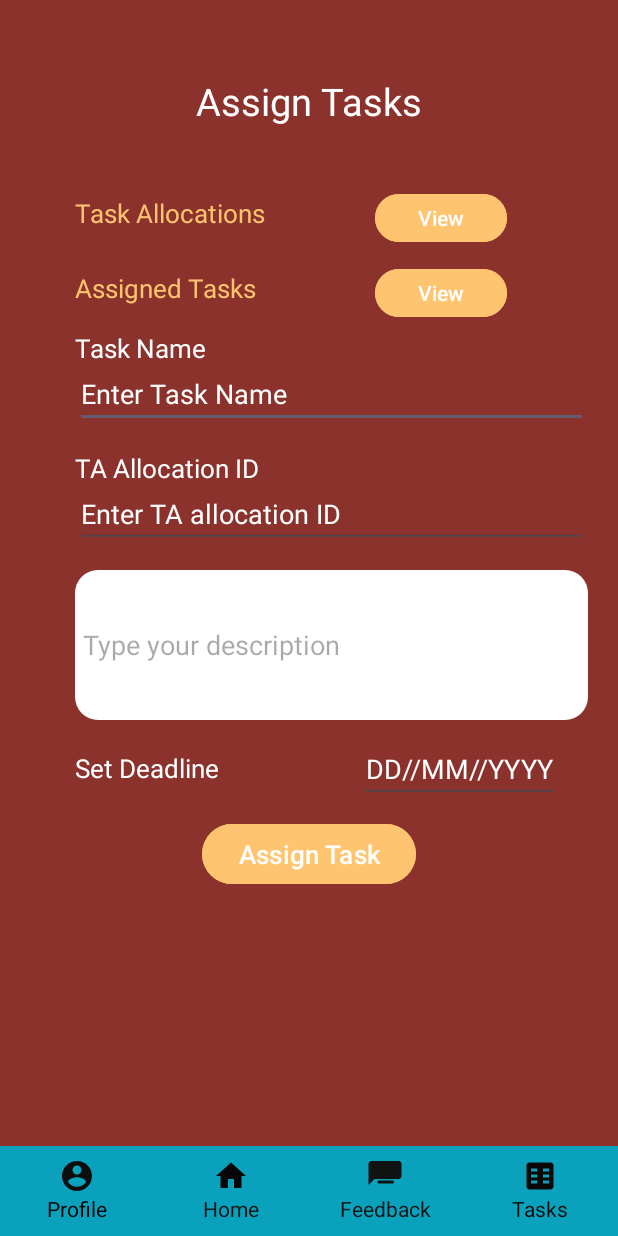
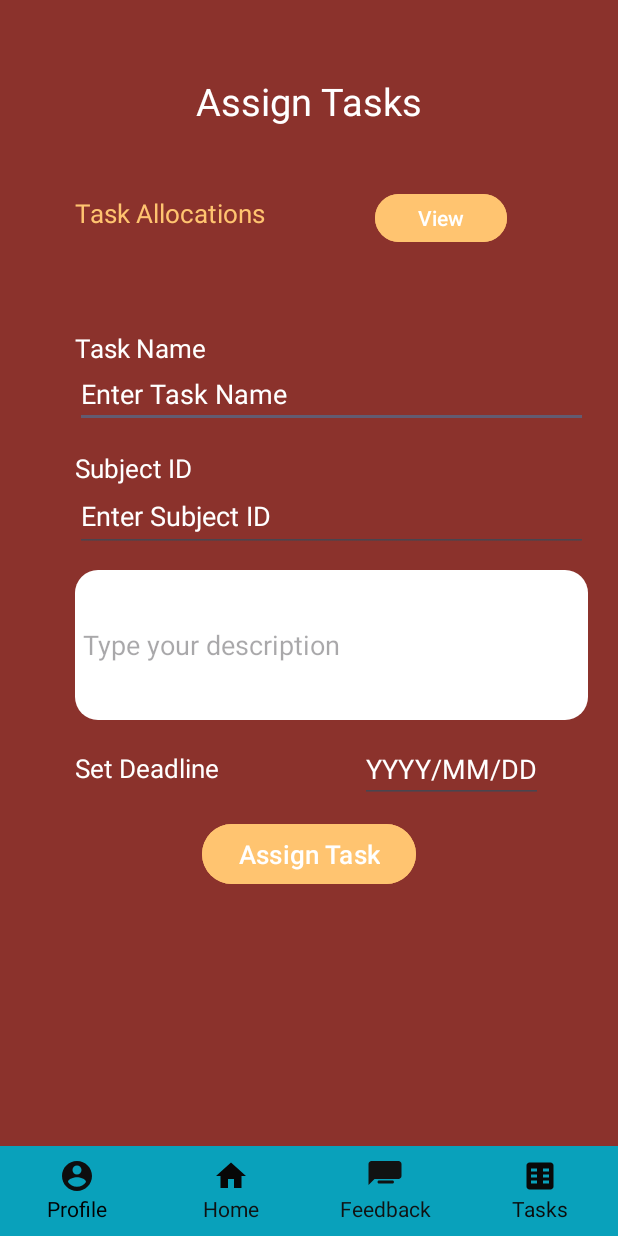
Before and after one commit to tallal02/TA-LDManagementSystem, an Android app: the AssignTasks screen opened directly, with no data from a screen before it, on a phone screen of 412 x 824 dp. Run offline under Robolectric (Android 15) with nearby library versions, the phone set to English and light mode, and no system bars; our stand-ins replace Volley; Roboto replaces fonts that are not available here.

Commit message:
ManageTA, AssignTasks, ViewTasks, Search Bar(Ahmad)

```diff
--- a/app/src/main/java/com/tallaleatazaz/ta_ldmanagementsystem/AssignTasks.kt
+++ b/app/src/main/java/com/tallaleatazaz/ta_ldmanagementsystem/AssignTasks.kt
@@ -1,20 +1,82 @@
 package com.tallaleatazaz.ta_ldmanagementsystem
+
 
 import android.content.Intent
 import androidx.appcompat.app.AppCompatActivity
 import android.os.Bundle
-import android.widget.*
+import android.widget.Button
+import android.widget.EditText
+import android.widget.Toast
+import com.android.volley.Request
+import com.android.volley.Response
+import com.android.volley.toolbox.StringRequest
+import com.android.volley.toolbox.Volley
+import org.json.JSONException
+import org.json.JSONObject
 
 class AssignTasks : AppCompatActivity() {
     override fun onCreate(savedInstanceState: Bundle?) {
         super.onCreate(savedInstanceState)
         setContentView(R.layout.activity_assign_tasks)
 
-        val btn2 = findViewById<Button>(R.id.btn2)
+        // Initialize views
+        val taskNameEditText = findViewById<EditText>(R.id.edit1)
+        val taskDescEditText = findViewById<EditText>(R.id.edit3)
+        val taskDeadlineEditText = findViewById<EditText>(R.id.deadline)
+        val courseIdEditText = findViewById<EditText>(R.id.edit2)
+        val viewBtn = findViewById<Button>(R.id.btn1)
+        val view_task_allocation_btn = findViewById<Button>(R.id.Task_allocations)
 
-        btn2.setOnClickListener {
+        view_task_allocation_btn.setOnClickListener {
             val intent = Intent(this, ViewTaskAllocation::class.java)
             startActivity(intent)
         }
+
+        // Handle button click
+        viewBtn.setOnClickListener {
+            // Get data from EditText fields
+            val name = taskNameEditText.text.toString().trim()
+            val description = taskDescEditText.text.toString().trim()
+            val deadline = taskDeadlineEditText.text.toString().trim()
+            val courseId = courseIdEditText.text.toString().trim()
+
+            // Send data to PHP script using Volley library
+            val url = "http://192.168.18.28/assign_task.php"
+            val stringRequest = object : StringRequest(
+                Request.Method.POST, url,
+                Response.Listener { response ->
+                    // Handle response from PHP script
+                    try {
+                        val jsonObject = JSONObject(response)
+                        val message = jsonObject.getString("message")
+                        // Show message to the user
+                        Toast.makeText(this, message, Toast.LENGTH_SHORT).show()
+                        // You can handle success/failure scenarios here
+                    } catch (e: JSONException) {
+                        e.printStackTrace()
+                        // Handle JSON parsing error
+                        Toast.makeText(this, "JSON parsing error", Toast.LENGTH_SHORT).show()
+                    }
+                },
+                Response.ErrorListener { error ->
+                    // Handle Volley error
+                    error.printStackTrace()
+                    // Show error message to the user
+                    Toast.makeText(this, "Volley error", Toast.LENGTH_SHORT).show()
+                }) {
+                override fun getParams(): MutableMap<String, String> {
+                    // Add POST parameters
+                    val params = HashMap<String, String>()
+                    params["name"] = name
+                    params["description"] = description
+                    params["deadline"] = deadline
+                    params["course_id"] = courseId
+                    return params
+                }
+            }
+
+            // Add the request to the RequestQueue
+            Volley.newRequestQueue(this).add(stringRequest)
+        }
     }
 }
--- a/app/src/main/res/layout/activity_assign_tasks.xml
+++ b/app/src/main/res/layout/activity_assign_tasks.xml
@@ -29,34 +29,17 @@
         android:layout_marginLeft="50dp"/>
 
     <Button
-        android:id="@+id/btn2"
+        android:id="@+id/Task_allocations"
         android:layout_width="wrap_content"
         android:layout_height="40dp"
+        android:layout_marginLeft="250dp"
+        android:layout_marginTop="125dp"
         android:backgroundTint="#FFC470"
         android:text="View"
-        android:layout_marginTop="125dp"
-        android:layout_marginLeft="250dp"
-        />
+        tools:ignore="TouchTargetSizeCheck" />
 
-    <TextView
-        android:id="@+id/text5"
-        android:layout_width="wrap_content"
-        android:layout_height="wrap_content"
-        android:text="Assigned Tasks"
-        android:textColor="#FFC470"
-        android:textSize="17dp"
-        android:layout_marginTop="180dp"
-        android:layout_marginLeft="50dp"/>
 
-    <Button
-        android:id="@+id/btn3"
-        android:layout_width="wrap_content"
-        android:layout_height="40dp"
-        android:backgroundTint="#FFC470"
-        android:text="View"
-        android:layout_marginTop="175dp"
-        android:layout_marginLeft="250dp"
-        />
+
 
 
     <TextView
@@ -74,19 +57,19 @@
         android:id="@+id/edit1"
         android:layout_width="match_parent"
         android:layout_height="wrap_content"
+        android:layout_alignStart="@id/text3"
+        android:layout_marginTop="240dp"
         android:layout_marginRight="20dp"
         android:hint="Enter Task Name"
         android:textColorHint="@color/white"
-        android:layout_marginTop="240dp"
-        android:layout_alignStart="@id/text3"
-        />
+        tools:ignore="TouchTargetSizeCheck" />
 
     <TextView
         android:id="@+id/text4"
         android:layout_width="wrap_content"
         android:layout_height="wrap_content"
         android:layout_marginTop="300dp"
-        android:text="TA Allocation ID"
+        android:text="Subject ID"
         android:textColor="@color/white"
         android:layout_alignStart="@id/text3"
         android:textSize="17dp"
@@ -97,12 +80,12 @@
         android:id="@+id/edit2"
         android:layout_width="match_parent"
         android:layout_height="wrap_content"
-        android:hint="Enter TA allocation ID"
-        android:textColorHint="@color/white"
+        android:layout_alignStart="@id/text4"
         android:layout_marginTop="320dp"
-        android:layout_alignStart="@id/text4"
         android:layout_marginRight="20dp"
-        />
+        android:hint="Enter Subject ID"
+        android:minHeight="48dp"
+        android:textColorHint="@color/white" />
 
 
     <EditText
@@ -129,13 +112,14 @@
         android:layout_marginTop="500dp"/>
 
     <EditText
-        android:id="@+id/edit4"
+        android:id="@+id/deadline"
         android:layout_width="wrap_content"
         android:layout_height="wrap_content"
-        android:hint="DD//MM//YYYY"
+        android:layout_marginLeft="240dp"
         android:layout_marginTop="490dp"
-        android:layout_marginLeft="240dp"
-        android:textColorHint="@color/white"/>
+        android:hint="YYYY/MM/DD"
+        android:textColorHint="@color/white"
+        tools:ignore="TouchTargetSizeCheck" />
 
 
     <Button
@@ -147,7 +131,7 @@
         android:textSize="17dp"
         android:layout_centerHorizontal="true"
         android:layout_marginTop="10dp"
-        android:layout_below="@+id/edit4"
+        android:layout_below="@+id/deadline"
         />
 
     <LinearLayout
@@ -181,7 +165,8 @@
                     android:layout_width="wrap_content"
                     android:layout_height="wrap_content"
                     android:background="@drawable/ic_profile"
-                    android:backgroundTint="#0E0E0E"/>
+                    android:backgroundTint="#0E0E0E"
+                    tools:ignore="SpeakableTextPresentCheck,TouchTargetSizeCheck" />
 
                 <TextView
                     android:layout_width="wrap_content"
@@ -204,7 +189,8 @@
                     android:layout_width="wrap_content"
                     android:layout_height="wrap_content"
                     android:background="@drawable/ic_home"
-                    android:backgroundTint="#070707"/>
+                    android:backgroundTint="#070707"
+                    tools:ignore="SpeakableTextPresentCheck,TouchTargetSizeCheck" />
 
                 <TextView
                     android:layout_width="wrap_content"
@@ -227,7 +213,8 @@
                     android:layout_width="wrap_content"
                     android:layout_height="wrap_content"
                     android:background="@drawable/ic_feedback"
-                    android:backgroundTint="#111212"/>
+                    android:backgroundTint="#111212"
+                    tools:ignore="SpeakableTextPresentCheck,TouchTargetSizeCheck" />
 
                 <TextView
                     android:layout_width="wrap_content"
@@ -250,7 +237,8 @@
                     android:layout_width="wrap_content"
                     android:layout_height="wrap_content"
                     android:background="@drawable/ic_tasks"
-                    android:backgroundTint="#090909"/>
+                    android:backgroundTint="#090909"
+                    tools:ignore="TouchTargetSizeCheck,SpeakableTextPresentCheck" />
 
                 <TextView
                     android:layout_width="wrap_content"
```
Also changed, not shown: app/src/main/java/com/tallaleatazaz/ta_ldmanagementsystem/ManageTA.kt (+62 -0 lines), app/src/main/java/com/tallaleatazaz/ta_ldmanagementsystem/StudentHome.kt (+6 -1 lines), app/src/main/java/com/tallaleatazaz/ta_ldmanagementsystem/TaTasks.kt (+69 -1 lines), app/src/main/java/com/tallaleatazaz/ta_ldmanagementsystem/ViewTaskAllocation.kt (+107 -13 lines), app/src/main/res/layout/activity_manage_ta.xml (+16 -49 lines), app/src/main/res/layout/activity_ta_tasks.xml (+17 -8 lines), app/src/main/res/layout/activity_view_task_allocation.xml (+32 -8 lines).
